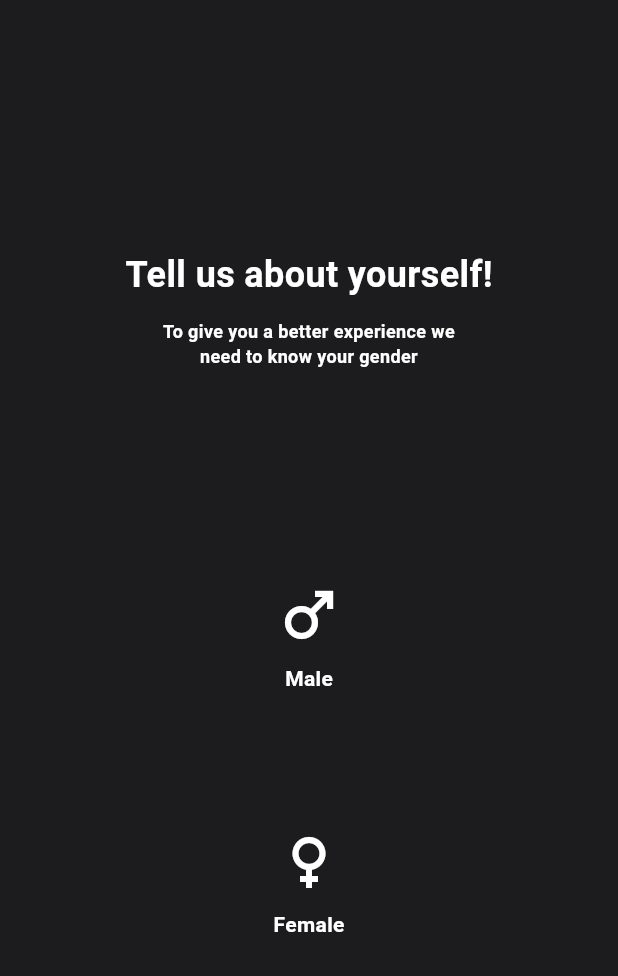
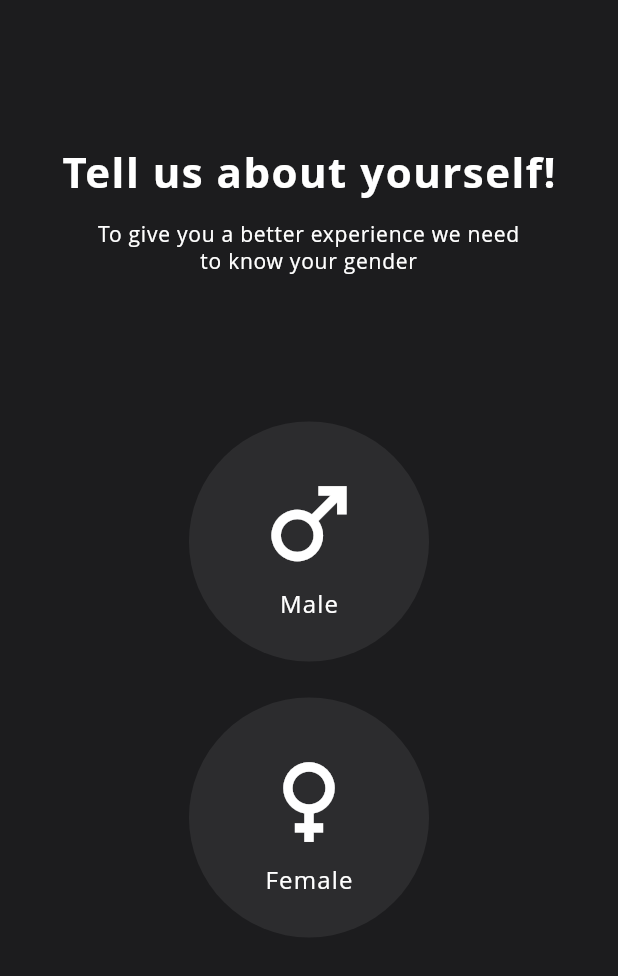
Before and after one commit to partickle/FitHub_Mobile, a Flutter app: the GenderScreen screen opened directly, on a phone screen of 412 x 824 dp. Shown: the top 976 px of the screen. Run offline on Flutter 3.47's test engine with Material 3 defaults, Android fonts, the phone set to English and light mode, and no system bars; our stand-ins replace flutter_svg, smooth_page_indicator; Roboto replaces fonts that are missing (Open Sans).

Commit message:
Refactoring gender page

```diff
--- a/lib/constants.dart
+++ b/lib/constants.dart
@@ -3,33 +3,64 @@ import 'package:flutter/material.dart';
 const kPrimaryColor = Color(0xFFD0FD3E);
 const kPressedColor = Color.fromARGB(255, 138, 171, 28);
 const kTextColor = Color(0xFFFFFFFF);
+const kSecTextColor = Color(0xFF000000);
 const kBackgroundColor = Color(0xFF1c1c1e);
-const kSecBackgroundColor = Color(0xFF505050);
+const kSecBackgroundColor = Color(0xFF2C2C2E);
 const kTimerColor = Color(0xFFFF2424);
 
 const double kDefaulfPadding = 20.0;
 
-const welcomeStyleUp = TextStyle(
+const welcomeUpStyle = TextStyle(
   fontFamily: 'Open Sans',
   fontSize: 34,
   fontWeight: FontWeight.w300,
   height: 1,
   letterSpacing: 1,
-  color: kTextColor
 );
 
-const welcomeStyleDown = TextStyle(
+const welcomeDownStyle = TextStyle(
   fontFamily: 'Open Sans',
   fontSize: 34,
   fontWeight: FontWeight.bold,
   height: 1,
   letterSpacing: 1,
-  color: kTextColor
 );
 
-const welcomeStyleButton = TextStyle(
+const welcomeButtonStyle = TextStyle(
   fontFamily: 'Open Sans',
   fontSize: 18,
   fontWeight: FontWeight.bold,
   height: 1,
 );
+
+const onboardingTitleStyle = TextStyle(
+  fontFamily: 'Open Sans',
+  fontSize: 28,
+  fontWeight: FontWeight.bold,
+  height: 1,
+  letterSpacing: 1,
+);
+
+const onboardingSubtitleStyle = TextStyle(
+  fontFamily: 'Open Sans',
+  fontSize: 14,
+  fontWeight: FontWeight.w400,
+  height: 1.3,
+  letterSpacing: 0.5,
+);
+
+const onboardGenderButStyle = TextStyle(
+  fontFamily: 'Open Sans',
+  fontSize: 16,
+  fontWeight: FontWeight.w400,
+  height: 1,
+  letterSpacing: 0.8,
+);
+
+const onboardNextButStyle = TextStyle(
+  fontFamily: 'Open Sans',
+  fontSize: 18,
+  fontWeight: FontWeight.w500,
+  height: 1,
+  letterSpacing: 0.5,
+);
--- a/lib/main.dart
+++ b/lib/main.dart
@@ -2,6 +2,8 @@ import 'package:fithub/screens/splash_screen.dart';
 import 'package:flutter/material.dart';
 import 'package:flutter/services.dart';
 import 'package:fithub/constants.dart';
+
+import 'package:fithub/screens/gender_screen.dart';
 
 void main() {
   WidgetsFlutterBinding.ensureInitialized();
@@ -27,7 +29,7 @@ class MyApp extends StatelessWidget {
         textTheme: Theme.of(context).textTheme.apply(bodyColor: kTextColor),
         useMaterial3: true,
       ),
-      home: const SplashScreen(),
+      home: const GenderScreen(),
     );
   }
 }
--- a/lib/screens/age_screen.dart
+++ b/lib/screens/age_screen.dart
@@ -1,11 +1,10 @@
-import 'package:flutter/cupertino.dart';
 import 'package:flutter/material.dart';
 
 class AgeScreen extends StatefulWidget {
-  const AgeScreen({Key? key}) : super(key: key);
+  const AgeScreen({super.key});
 
   @override
-  _AgeScreenState createState() => _AgeScreenState();
+  State<AgeScreen> createState() => _AgeScreenState();
 }
 
 class _AgeScreenState extends State<AgeScreen> {
@@ -96,9 +95,9 @@ class _AgeScreenState extends State<AgeScreen> {
               child: Row(
                 mainAxisAlignment: MainAxisAlignment.spaceBetween,
                 children: [
-                  _buildRoundBackButton(Icons.arrow_back, () {
-                    // Handle back button press
-                  }),
+                  // _buildRoundBackButton(Icons.arrow_back, () {
+                  //   // Handle back button press
+                  // }),
                   SizedBox(
                     width: 120,
                     height: 50,
--- a/lib/screens/gender_screen.dart
+++ b/lib/screens/gender_screen.dart
@@ -1,10 +1,13 @@
 import 'package:flutter/material.dart';
+import 'package:fithub/constants.dart';
+import 'package:fithub/widgets/gender_button.dart';
+import 'package:fithub/screens/age_screen.dart';
 
 class GenderScreen extends StatefulWidget {
   const GenderScreen({super.key});
 
   @override
-  _GenderScreenState createState() => _GenderScreenState();
+  State<GenderScreen> createState() => _GenderScreenState();
 }
 
 class _GenderScreenState extends State<GenderScreen> {
@@ -14,118 +17,91 @@ class _GenderScreenState extends State<GenderScreen> {
   @override
   Widget build(BuildContext context) {
     return Scaffold(
-      backgroundColor: const Color(0xFF1C1C1E),
       body: Center(
         child: Column(
-          mainAxisSize: MainAxisSize.min,
           children: [
-            const Text(
-              'Tell us about yourself!',
-              style: TextStyle(
-                color: Colors.white,
-                fontSize: 24,
-                fontWeight: FontWeight.w700,
-              ),
-            ),
-            const SizedBox(height: 12),
-            Align(
-              alignment: Alignment.center,
+            const Padding(
+              padding: EdgeInsets.only(top: 100),
               child: Column(
-                mainAxisSize: MainAxisSize.min,
                 children: [
-                  const Text(
-                    'To give you a better experience we\nneed to know your gender',
+                  Text(
+                    'Tell us about yourself!',
+                    style: onboardingTitleStyle
+                  ),
+                  SizedBox(height: 18),
+                  Text(
+                    'To give you a better experience we need\nto know your gender',
                     textAlign: TextAlign.center,
-                    style: TextStyle(
-                      color: Colors.white,
-                      fontSize: 12,
-                      fontWeight: FontWeight.w700,
-                    ),
-                  ),
-                  const SizedBox(height: 108),
-                  Column(
-                    mainAxisSize: MainAxisSize.min,
-                    children: [
-                      _buildGenderButton(Icons.male, 'Male', isMaleSelected,
-                          () {
-                        setState(() {
-                          isMaleSelected = true;
-                          isFemaleSelected = false;
-                        });
-                        // Обработка нажатия кнопки "Мужской"
-                      }),
-                      const SizedBox(
-                          height: 24), // Adjust spacing between buttons
-                      _buildGenderButton(
-                          Icons.female, 'Female', isFemaleSelected, () {
-                        setState(() {
-                          isMaleSelected = false;
-                          isFemaleSelected = true;
-                        });
-                        // Обработка нажатия кнопки "Женский"
-                      }),
-                    ],
+                    style: onboardingSubtitleStyle
                   ),
                 ],
               ),
             ),
-          ],
-        ),
-      ),
-      floatingActionButton: !(isMaleSelected || isFemaleSelected)? null: SizedBox(
-        width: 120,
-        height: 50,
-        child: FloatingActionButton(
-          onPressed: isMaleSelected || isFemaleSelected ? () {
-            // Обработка нажатия кнопки "Далее"
-          } : null,
-          backgroundColor: isMaleSelected || isFemaleSelected? const Color(0xFFD0FD3E) : Color(0xFF0F0F0F),
-          shape: RoundedRectangleBorder(
-            borderRadius: BorderRadius.circular(28), // Скругление кнопки
-          ), // Зелёный цвет всегда
-          child: const Row(
-            mainAxisSize: MainAxisSize.min,
-            children: [
-              Padding(padding: EdgeInsets.only(left: 5)),
-              Text('Next', style: TextStyle(color: Colors.black)),
-              Padding(padding: EdgeInsets.only(left: 8)),
-              Icon(Icons.arrow_forward, color: Colors.black),
-            ],
-          ),
-        ),
-      ),
-    );
-  }
-
-  Widget _buildGenderButton(IconData iconData, String label, bool isSelected,
-      VoidCallback onPressed) {
-    return GestureDetector(
-      onTap: onPressed,
-      child: Container(
-        width: 140,
-        height: 140,
-        decoration: BoxDecoration(
-          shape: BoxShape.circle,
-          color: isSelected ? const Color(0xFFD0FD3E) : Colors.transparent,
-        ),
-        child: Column(
-          mainAxisAlignment: MainAxisAlignment.center,
-          children: [
-            Icon(iconData,
-                size: 48, color: isSelected ? Colors.black : Colors.white),
-            Padding(
-              padding: const EdgeInsets.only(top: 8),
-              child: Text(
-                label,
-                style: TextStyle(
-                  color: isSelected ? Colors.black : Colors.white,
-                  fontWeight: FontWeight.bold,
+            Expanded(
+              child: Padding(
+                padding: const EdgeInsets.only(bottom: 100),
+                child: Center(
+                  child: Column(
+                    mainAxisSize: MainAxisSize.min,
+                    children: [
+                      GenderButton(
+                        iconData: Icons.male,
+                        label: 'Male',
+                        isSelected: isMaleSelected,
+                        onPressed: () {
+                          setState(() {
+                            isMaleSelected = true;
+                            isFemaleSelected = false;
+                          });
+                        }
+                      ),
+                      const SizedBox(height: 24),
+                      GenderButton(
+                        iconData: Icons.female,
+                        label: 'Female',
+                        isSelected: isFemaleSelected,
+                        onPressed: () {
+                          setState(() {
+                            isMaleSelected = false;
+                            isFemaleSelected = true;
+                          });
+                        }
+                      ),
+                    ],
+                  ),
                 ),
               ),
             ),
           ],
         ),
       ),
+      floatingActionButton: !(isMaleSelected || isFemaleSelected)? null: Padding(
+        padding: const EdgeInsets.only(bottom: 20, right: 10),
+        child: SizedBox(
+          width: 120,
+          height: 55,
+          child: FloatingActionButton(
+            foregroundColor: kSecTextColor,
+            backgroundColor: kPrimaryColor,
+            onPressed: () async {
+              Navigator.of(context).pushReplacement(
+                MaterialPageRoute(builder: (context) => const AgeScreen()),
+              );
+            },
+            shape: RoundedRectangleBorder(
+              borderRadius: BorderRadius.circular(28),
+            ),
+            child: const Row(
+              mainAxisSize: MainAxisSize.min,
+              children: [
+                Padding(padding: EdgeInsets.only(left: 12)),
+                Text('Next', style: onboardNextButStyle),
+                Icon(Icons.arrow_right, size: 33)
+              ],
+            ),
+          ),
+        ),
+      ),
     );
   }
 }
--- /dev/null
+++ b/lib/widgets/gender_button.dart
@@ -0,0 +1,47 @@
+import 'package:flutter/material.dart';
+import 'package:fithub/constants.dart';
+
+class GenderButton extends StatelessWidget {
+  final IconData iconData;
+  final String label;
+  final bool isSelected;
+  final VoidCallback onPressed;
+
+  const GenderButton({
+    super.key,
+    required this.iconData,
+    required this.label,
+    required this.isSelected,
+    required this.onPressed
+  });
+
+  @override
+  Widget build(BuildContext context) {
+    return GestureDetector(
+      onTap: onPressed,
+      child: Container(
+        width: 160,
+        height: 160,
+        decoration: BoxDecoration(
+          shape: BoxShape.circle,
+          color: isSelected ? kPrimaryColor : kSecBackgroundColor,
+        ),
+        child: Column(
+          mainAxisAlignment: MainAxisAlignment.center,
+          children: [
+            Icon(iconData, size: 75, color: isSelected ? kSecTextColor : kTextColor),
+            Padding(
+              padding: const EdgeInsets.only(top: 8),
+              child: Text(
+                label,
+                style: onboardGenderButStyle.copyWith(
+                  color: isSelected ? kSecTextColor : kTextColor
+                )
+              ),
+            ),
+          ],
+        ),
+      ),
+    );
+  }
+}
--- a/lib/widgets/welcome_page.dart
+++ b/lib/widgets/welcome_page.dart
@@ -34,11 +34,11 @@ class WelcomePage extends StatelessWidget {
               children: [
                 Text(
                   upText,
-                  style: welcomeStyleUp,
+                  style: welcomeUpStyle,
                 ),
                 Text(
                   downText,
-                  style: welcomeStyleDown,
+                  style: welcomeDownStyle,
                 ),
                 if (isLast) Padding(
                   padding: const EdgeInsets.only(top: 40, bottom: 0, ),
@@ -66,7 +66,7 @@ class WelcomePage extends StatelessWidget {
                       children: [
                         Text(
                           'Start Now',
-                          style: welcomeStyleButton,
+                          style: welcomeButtonStyle,
                         ),
                         Icon(Icons.arrow_right, size: 33)
                       ],
```
